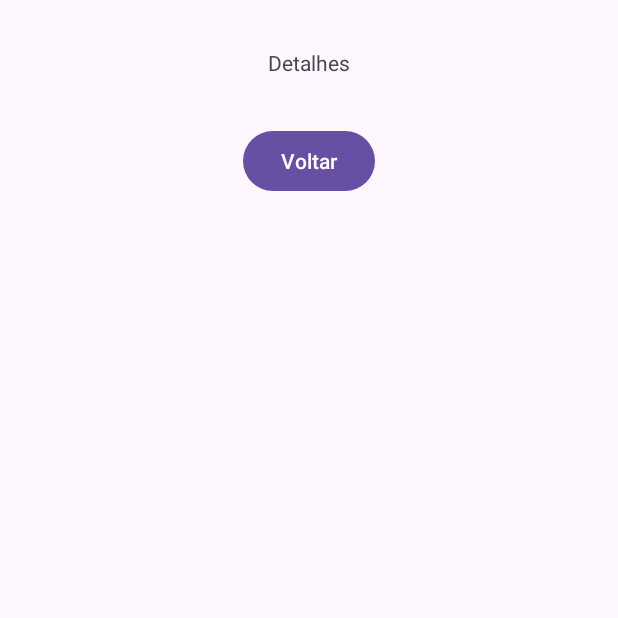
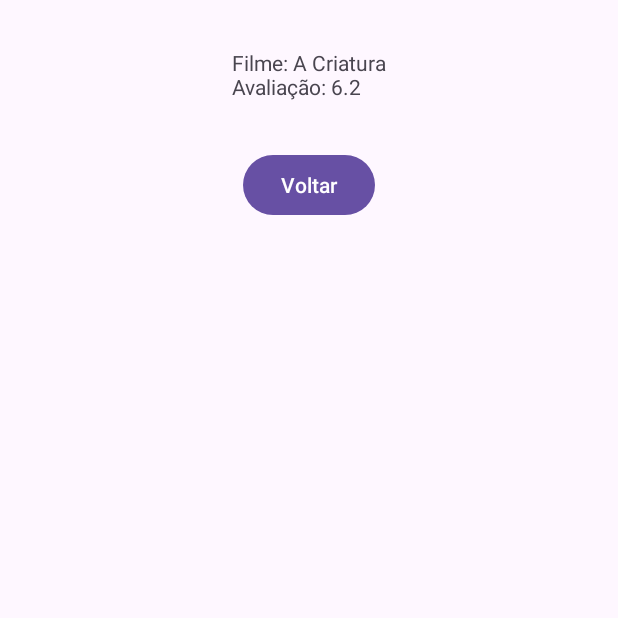
Before and after one commit to jonas8623/example_activity_fragments, an Android app: the screen it shows after launch (DetailActivity), after a tap on "Abrir nova tela", on a phone screen of 412 x 824 dp, the top half of it. Run offline under Robolectric (Android 15) with nearby library versions, the phone set to English and light mode, and no system bars.

Commit message:
Refactor passing parameters

```diff
--- a/app/src/main/java/com/example/activityfragments/DetailActivity.kt
+++ b/app/src/main/java/com/example/activityfragments/DetailActivity.kt
@@ -1,7 +1,9 @@
 package com.example.activityfragments
 
+import android.os.Build
 import android.os.Bundle
 import android.widget.Button
+import android.widget.TextView
 import androidx.activity.enableEdgeToEdge
 import androidx.appcompat.app.AppCompatActivity
 import androidx.core.view.ViewCompat
@@ -10,6 +12,7 @@ import androidx.core.view.WindowInsetsCompat
 class DetailActivity : AppCompatActivity() {
 
     private lateinit var buttonBack: Button
+    private lateinit var textViewMovie: TextView
 
     override fun onCreate(savedInstanceState: Bundle?) {
         super.onCreate(savedInstanceState)
@@ -22,6 +25,20 @@ class DetailActivity : AppCompatActivity() {
         }
 
         buttonBack = findViewById(R.id.button_back)
+        textViewMovie = findViewById(R.id.text_movie)
+
+        val bundle = intent.extras // todos os parametros passados
+//        val movie = bundle?.getString("movie")
+//        val rating = bundle?.getDouble("rating")
+//        val result = "Filme: $movie\nClassificação: $rating"
+        val movie: Movie? = if(Build.VERSION.SDK_INT >= 33) {
+            bundle?.getSerializable("movie", Movie::class.java)
+        } else {
+            bundle?.getSerializable("movie") as Movie
+        }
+
+        textViewMovie.text = "Filme: ${movie!!.name}\nAvaliação: ${movie.rate}"
+
         buttonBack.setOnClickListener { finish() } // Finalizar
     }
 }
--- a/app/src/main/java/com/example/activityfragments/MainActivity.kt
+++ b/app/src/main/java/com/example/activityfragments/MainActivity.kt
@@ -26,8 +26,15 @@ class MainActivity : AppCompatActivity() {
 
         buttonNewPage = findViewById(R.id.button_new_page)
         buttonNewPage.setOnClickListener {
+            val intent = Intent(this, DetailActivity::class.java)
 
-            val intent = Intent(this, DetailActivity::class.java)
+            // Passando parametros para a nova tela
+//            intent.putExtra("movie", "The Winter")
+//            intent.putExtra("rating", 6.9)
+
+            val movie = Movie("A Criatura", "Teste", 6.2, "Jonas")
+            intent.putExtra("movie", movie)
+
             startActivity(intent) // Abrir nova tela
         }
     }
--- /dev/null
+++ b/app/src/main/java/com/example/activityfragments/Movie.kt
@@ -0,0 +1,10 @@
+package com.example.activityfragments
+
+import java.io.Serializable
+
+data class Movie(
+    val name: String,
+    val description: String,
+    val rate: Double,
+    val director: String
+) : Serializable
--- a/app/src/main/res/layout/activity_detail.xml
+++ b/app/src/main/res/layout/activity_detail.xml
@@ -8,7 +8,7 @@
     tools:context=".DetailActivity">
 
     <TextView
-        android:id="@+id/textView_detail"
+        android:id="@+id/text_movie"
         android:layout_width="wrap_content"
         android:layout_height="wrap_content"
         android:layout_marginTop="32dp"
@@ -27,5 +27,5 @@
         app:layout_constraintEnd_toEndOf="parent"
         app:layout_constraintHorizontal_bias="0.5"
         app:layout_constraintStart_toStartOf="parent"
-        app:layout_constraintTop_toBottomOf="@+id/textView_detail" />
+        app:layout_constraintTop_toBottomOf="@+id/text_movie" />
 </androidx.constraintlayout.widget.ConstraintLayout>
```
